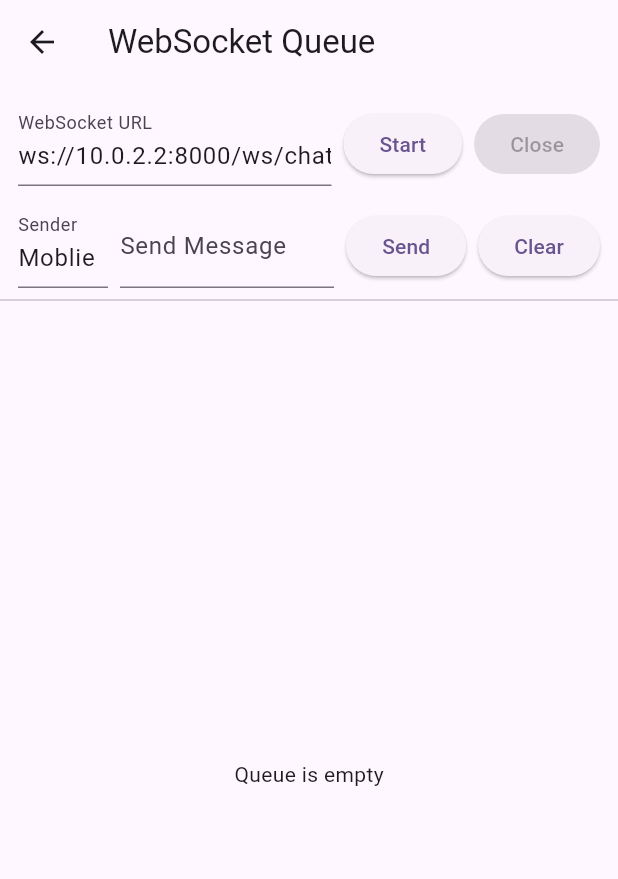
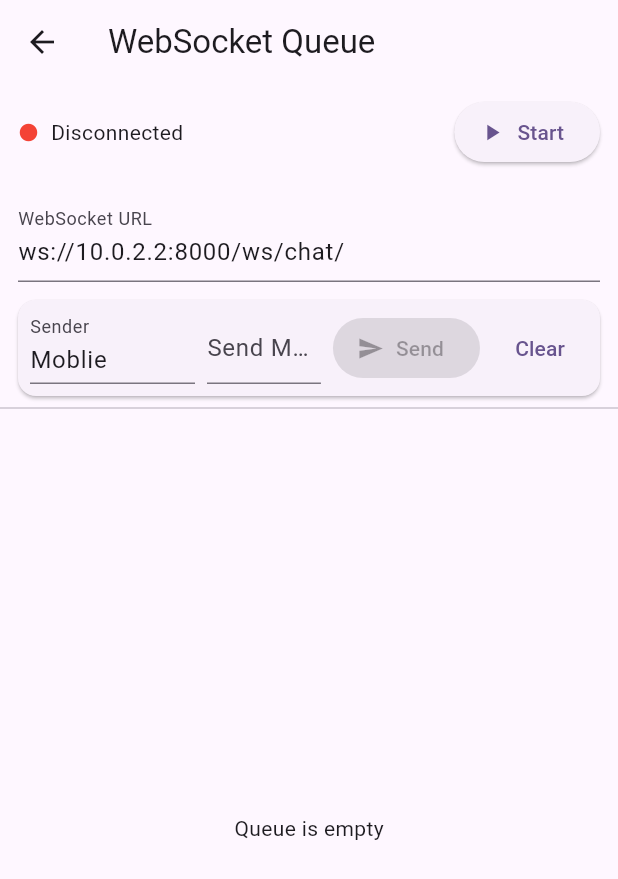
Before and after one commit to wilsonnnnnd/flutterlearning, a Flutter app: the WebSocketQueuePage screen opened directly, on a phone screen of 412 x 824 dp. Shown: the top 879 px of the screen. Run offline on Flutter 3.47's test engine with Material 3 defaults, Android fonts, the light colour scheme and no system bars.

Commit message:
feat: Refactor WebSocketQueuePage UI and improve message handling

```diff
--- a/lib/pages/websocket_queue_page.dart
+++ b/lib/pages/websocket_queue_page.dart
@@ -47,9 +47,6 @@ class _WebSocketQueuePageState extends State<WebSocketQueuePage> {
   @override
   void initState() {
     super.initState();
-    _sendController.addListener(() {
-      setState(() {});
-    });
   }
 
 
@@ -159,6 +156,29 @@ class _WebSocketQueuePageState extends State<WebSocketQueuePage> {
       body: Column(
         children: [
           Padding(
+            padding: const EdgeInsets.symmetric(horizontal: 12.0, vertical: 8.0),
+            child: Row(
+              children: [
+                Tooltip(
+                  message: _connected ? 'Connected' : 'Disconnected',
+                  child: Icon(
+                    Icons.circle,
+                    size: 14,
+                    color: _connected ? Colors.green : Colors.red,
+                  ),
+                ),
+                const SizedBox(width: 8),
+                Text(_connected ? 'Connected' : 'Disconnected', style: const TextStyle(fontSize: 14)),
+                const Spacer(),
+                ElevatedButton.icon(
+                  onPressed: _connected ? _disconnect : _connect,
+                  icon: Icon(_connected ? Icons.close : Icons.play_arrow),
+                  label: Text(_connected ? 'Close' : 'Start'),
+                ),
+              ],
+            ),
+          ),
+          Padding(
             padding: const EdgeInsets.all(12.0),
             child: Row(
               children: [
@@ -168,36 +188,48 @@ class _WebSocketQueuePageState extends State<WebSocketQueuePage> {
                     decoration: const InputDecoration(labelText: 'WebSocket URL'),
                   ),
                 ),
-                const SizedBox(width: 8),
-                ElevatedButton(onPressed: _connected ? null : _connect, child: const Text('Start')),
-                const SizedBox(width: 8),
-                ElevatedButton(onPressed: _connected ? _disconnect : null, child: const Text('Close')),
               ],
             ),
           ),
           Padding(
             padding: const EdgeInsets.symmetric(horizontal: 12.0),
+            child: Card(
+              margin: EdgeInsets.zero,
+              child: Padding(
+                padding: const EdgeInsets.all(8.0),
                 child: Row(
                   children: [
                     SizedBox(
-                  width: 60,
+                      width: 110,
                       child: TextField(
                         controller: _senderController,
-                    decoration: const InputDecoration(labelText: 'Sender'),
+                        decoration: const InputDecoration(labelText: 'Sender', isDense: true),
                       ),
                     ),
                     const SizedBox(width: 8),
                     Expanded(
                       child: TextField(
                         controller: _sendController,
-                    decoration: const InputDecoration(labelText: 'Send Message'),
+                        decoration: const InputDecoration(labelText: 'Send Message', isDense: true),
                       ),
                     ),
                     const SizedBox(width: 8),
-                ElevatedButton(onPressed: _send, child: const Text('Send')),
+                    ValueListenableBuilder<TextEditingValue>(
+                      valueListenable: _sendController,
+                      builder: (context, value, child) {
+                        final enabled = _connected && value.text.trim().isNotEmpty;
+                        return ElevatedButton.icon(
+                          onPressed: enabled ? _send : null,
+                          icon: const Icon(Icons.send),
+                          label: const Text('Send'),
+                        );
+                      },
+                    ),
                     const SizedBox(width: 8),
-                ElevatedButton(onPressed: _clear, child: const Text('Clear')),
+                    TextButton(onPressed: _clear, child: const Text('Clear')),
                   ],
+                ),
+              ),
             ),
           ),
           const Divider(),
@@ -211,75 +243,19 @@ class _WebSocketQueuePageState extends State<WebSocketQueuePage> {
                     itemBuilder: (context, index) {
                       final item = _queue[index];
                       if (item is QueueItem && item.structured) {
-                              return Row(
-                                crossAxisAlignment: CrossAxisAlignment.start,
-                                children: [
-                                  Container(
-                                    width: 96,
-                                    padding: const EdgeInsets.all(8),
-                                    child: Column(
-                                      crossAxisAlignment: CrossAxisAlignment.start,
-                                      children: [
-                                        Text(item.sender ?? 'unknown', style: const TextStyle(fontWeight: FontWeight.bold)),
-                                      ],
+                        final initials = (item.sender ?? 'U').isNotEmpty ? (item.sender ?? 'U')[0].toUpperCase() : 'U';
+                        return Card(
+                          child: ListTile(
+                            leading: CircleAvatar(child: Text(initials)),
+                            title: Text(item.message ?? ''),
+                            subtitle: Text(item.type ?? ''),
+                            trailing: item.timestamp != null ? Text(item.timestamp!, style: const TextStyle(fontSize: 12, color: Colors.grey)) : null,
                           ),
-                                  ),
-                                  Expanded(
-                                    child: Card(
-                                      child: ListTile(
-                                        title: Text(item.type ?? 'unknown'),
-                                        subtitle: Column(
-                                          crossAxisAlignment: CrossAxisAlignment.start,
-                                          children: [
-                                            const SizedBox(height: 4),
-                                            Text('Message: ${item.message}'),
-                                            if (item.timestamp != null) ...[
-                                              const SizedBox(height: 4),
-                                              Text('Timestamp: ${item.timestamp}', style: const TextStyle(fontSize: 12, color: Colors.grey)),
-                                            ]
-                                          ],
-                                        ),
-                                      ),
-                                    ),
-                                  ),
-                                ],
                         );
                       } else if (item is QueueItem) {
-                              return Row(
-                                crossAxisAlignment: CrossAxisAlignment.start,
-                                children: [
-                                  Container(
-                                    width: 96,
-                                    padding: const EdgeInsets.all(8),
-                                    child: const SizedBox.shrink(),
-                                  ),
-                                  Expanded(
-                                    child: Card(
-                                      child: ListTile(
-                                        title: Text(item.raw),
-                                      ),
-                                    ),
-                                  ),
-                                ],
-                              );
+                        return Card(child: ListTile(title: Text(item.raw)));
                       } else {
-                              return Row(
-                                crossAxisAlignment: CrossAxisAlignment.start,
-                                children: [
-                                  Container(
-                                    width: 96,
-                                    padding: const EdgeInsets.all(8),
-                                    child: const SizedBox.shrink(),
-                                  ),
-                                  Expanded(
-                                    child: Card(
-                                      child: ListTile(
-                                        title: Text(item.toString()),
-                                      ),
-                                    ),
-                                  ),
-                                ],
-                              );
+                        return Card(child: ListTile(title: Text(item.toString())));
                       }
                     },
                   ),
```
Lines whose indentation alone changed are shown as unchanged.
